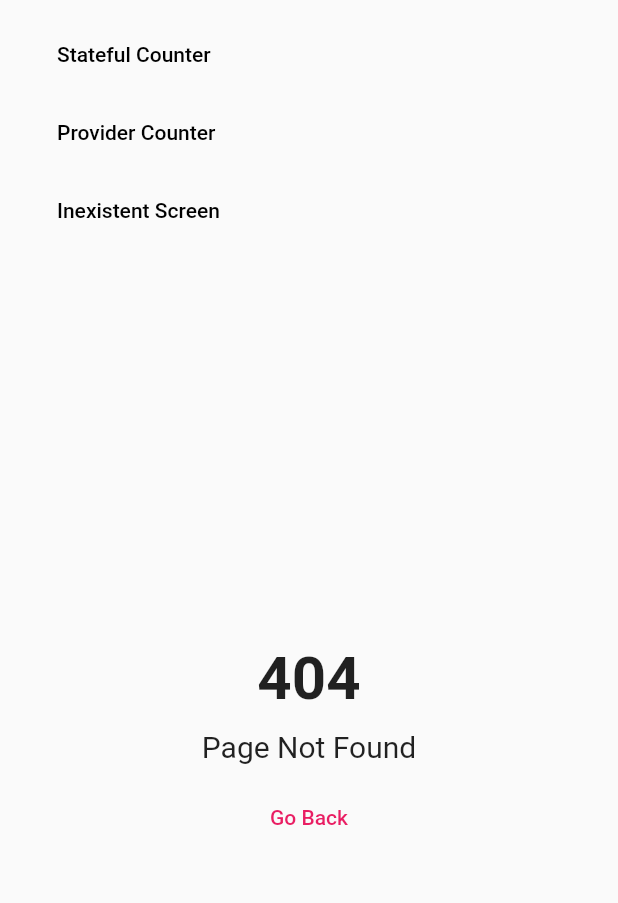
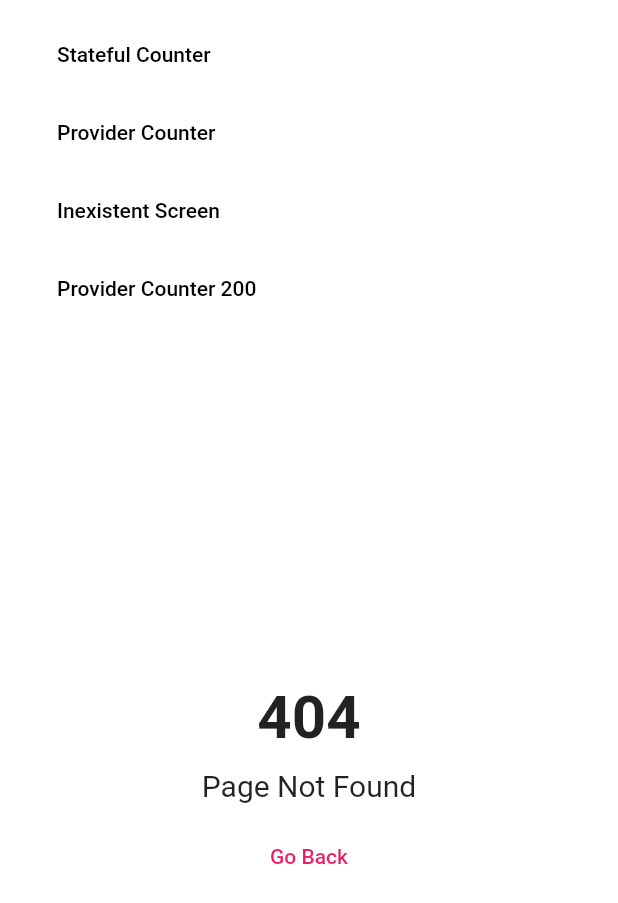
Before and after one commit to SantiagoGonzalezBigBang/flutter-web-bases-app, a Flutter app: the screen it shows after launch, after a tap on "Inexistent Screen", on a phone screen of 412 x 824 dp. Shown: the top 903 px of the screen. Run offline on Flutter 3.47's test engine with Material 2 defaults, Android fonts, the phone set to English and light mode, and no system bars; our stand-ins replace fluro, get_it.

Commit message:
Flutter Web App Finished: Fluro Package(Routes) - Routes Animations & Transitions - Not Found Page - Url segments - Read Urls - Url Querys - Multiples segments

```diff
--- a/lib/main.dart
+++ b/lib/main.dart
@@ -7,6 +7,7 @@ import 'package:bases_web/ui/services/services.dart';
 
 void main() {
   setupLocator();
+  Routes.configureRoutes();
   runApp(const MyApp());
 }
 
@@ -18,14 +19,17 @@ class MyApp extends StatelessWidget {
     return MaterialApp(
       debugShowCheckedModeBanner: false,
       title: 'Bases App',
-      initialRoute: '/stateful',
-      onGenerateRoute: Routes.onGenerateRoute,
+      initialRoute: '/',
+      onGenerateRoute: Routes.fluroRouter.generator,
       navigatorKey: locator<NavigatorService>().navigatorKey,
       builder: (BuildContext context, Widget? view) {
         return MainLayout(
           child: view ?? const SizedBox(),
         );
       },
+      theme: ThemeData.light().copyWith(
+        scaffoldBackgroundColor: Colors.white
+      ),
     );
   }
 }
--- a/lib/providers/counter_provider.dart
+++ b/lib/providers/counter_provider.dart
@@ -2,7 +2,13 @@ import 'package:flutter/material.dart';
 
 class CounterProvider extends ChangeNotifier {
 
-  int _counter = 0;
+  CounterProvider(String base) {
+    if (int.tryParse(base) != null) {
+      _counter = int.parse(base);
+    }
+  }
+
+  int _counter = 15;
 
   get counter => _counter;
 
--- /dev/null
+++ b/lib/routes/route_handlers.dart
@@ -0,0 +1,28 @@
+import 'package:fluro/fluro.dart';
+
+import 'package:bases_web/ui/views/views.dart';
+
+final Handler statefulCounterHandler = Handler(
+  handlerFunc: (context, parameters) {
+    // print(parameters['base']?[0]);
+    return CounterView(base: parameters['base']?.first ?? '5');
+  }
+);
+
+final Handler providerCounterHandler = Handler(
+  handlerFunc: (context, parameters) {
+    // print(parameters);
+    return CounterProviderView(base: parameters['q']?.first ?? '10');
+  }
+);
+
+final Handler dashboardUserHandler = Handler(
+  handlerFunc: (context, parameters) {
+    // print(parameters);
+    return const PageNotFoundView();
+  }
+);
+
+final Handler pageNotFoundHandler = Handler(
+  handlerFunc: (context, parameters) => const PageNotFoundView(),
+);
--- a/lib/routes/routes.dart
+++ b/lib/routes/routes.dart
@@ -1,42 +1,46 @@
-import 'package:flutter/cupertino.dart';
+import 'package:fluro/fluro.dart';
 
-import 'package:flutter/foundation.dart' show kIsWeb;
-import 'package:bases_web/ui/views/views.dart';
+import 'package:bases_web/routes/route_handlers.dart';
 
 class Routes {
 
-  static Route<dynamic> onGenerateRoute(RouteSettings routeSettings) {
-    switch (routeSettings.name) {
-      case '/stateful':
-        return _fadeRoute(child: const CounterView(), routeName: '/stateful');
-      case '/provider':
-        return _fadeRoute(child: const CounterProviderView(), routeName: '/provider');
-      default:
-        return _fadeRoute(child: const InexistentView(), routeName: '/inexistent');
-    }
-  }
+  static final FluroRouter fluroRouter = FluroRouter();
 
-  static PageRoute _fadeRoute({required Widget child, required String routeName}){
-    return PageRouteBuilder(
-      settings: RouteSettings(name: routeName),
-      transitionDuration: const Duration(milliseconds: 200),
-      transitionsBuilder: (context, animation, secondaryAnimation, child) {
-        if (kIsWeb) {
-          return FadeTransition(
-            opacity: animation,
-            child: child,
-          );
-        } else {
-          return CupertinoPageTransition(
-            primaryRouteAnimation: animation,
-            secondaryRouteAnimation: secondaryAnimation,
-            linearTransition: true,
-            child: child
-          );
-        }
-      },
-      // transitionsBuilder: (context, animation, secondaryAnimation, child) => child,
-      pageBuilder: (context, animation, secondaryAnimation) => child,
+  static void configureRoutes() {
+    //* Not Found Page Routes
+    fluroRouter.notFoundHandler = pageNotFoundHandler;
+
+    //* Default Routes
+    fluroRouter.define(
+      '/',
+      handler: statefulCounterHandler,
+      transitionType: TransitionType.fadeIn
+    );
+
+    //* Stateful Routes
+    fluroRouter.define(
+      '/stateful',
+      handler: statefulCounterHandler,
+      transitionType: TransitionType.fadeIn
+    );
+    fluroRouter.define(
+      '/stateful/:base',
+      handler: statefulCounterHandler,
+      transitionType: TransitionType.fadeIn
+    );
+
+    //* Provider Routes
+    fluroRouter.define(
+      '/provider',
+      handler: providerCounterHandler,
+      transitionType: TransitionType.fadeIn
+    );
+
+    //* Dashboard Users Routes
+    fluroRouter.define(
+      '/dashboard/users/:userid/:roleid',
+      handler: dashboardUserHandler,
+      transitionType: TransitionType.fadeIn
     );
   }
 
--- a/lib/ui/shared/custom_app_bar.dart
+++ b/lib/ui/shared/custom_app_bar.dart
@@ -10,7 +10,7 @@ class CustomAppBar extends StatelessWidget {
   @override
   Widget build(BuildContext context) {
     return LayoutBuilder(
-      builder: (BuildContext context, BoxConstraints constraints) => (constraints.maxWidth > 520)
+      builder: (BuildContext context, BoxConstraints constraints) => (constraints.maxWidth > 820)
         ? const _LargeAppBar()
         : const _MobileAppBar()
     );
@@ -47,6 +47,16 @@ class _LargeAppBar extends StatelessWidget {
           CustomFlatButton(
             text: 'Inexistent Screen',
             onPressed: () => locator<NavigatorService>().navigateTo('/inexistent'),
+            color: Colors.black,
+          ),
+          CustomFlatButton(
+            text: 'Stateful Counter 100',
+            onPressed: () => locator<NavigatorService>().navigateTo('/stateful/100'),
+            color: Colors.black,
+          ),
+          CustomFlatButton(
+            text: 'Provider Counter 200',
+            onPressed: () => locator<NavigatorService>().navigateTo('/provider?q=200'),
             color: Colors.black,
           ),
         ],
@@ -88,6 +98,12 @@ class _MobileAppBar extends StatelessWidget {
             onPressed: () => locator<NavigatorService>().navigateTo('/inexistent'),
             color: Colors.black,
           ),
+          const SizedBox(width: 10.0,),
+          CustomFlatButton(
+            text: 'Provider Counter 200',
+            onPressed: () => locator<NavigatorService>().navigateTo('/provider?q=200'),
+            color: Colors.black,
+          ),
         ],
       ),
     );
--- a/lib/ui/views/counter_provider_view.dart
+++ b/lib/ui/views/counter_provider_view.dart
@@ -7,12 +7,17 @@ import 'package:bases_web/providers/providers.dart';
 
 class CounterProviderView extends StatelessWidget {
 
-  const CounterProviderView({Key? key}) : super(key: key);
+  const CounterProviderView({
+    Key? key,
+    required this.base
+  }) : super(key: key);
+
+  final String base;
 
   @override
   Widget build(BuildContext context) {
     return ChangeNotifierProvider(
-      create: (context) => CounterProvider(),
+      create: (context) => CounterProvider(base),
       child: const _CounterProviderBody(),
     );
   }
--- a/lib/ui/views/counter_view.dart
+++ b/lib/ui/views/counter_view.dart
@@ -4,8 +4,11 @@ import 'package:bases_web/ui/shared/shared.dart';
 
 class CounterView extends StatefulWidget {
   const CounterView({
-    Key? key
+    Key? key,
+    required this.base
   }) : super(key: key);
+
+  final String base;
 
   @override
   State<CounterView> createState() => _CounterViewState();
@@ -13,7 +16,15 @@ class CounterView extends StatefulWidget {
 
 class _CounterViewState extends State<CounterView> {
 
-  int _counter = 0;
+  int _counter = 10;
+
+  @override
+  void initState() {
+    if (int.tryParse(widget.base) != null) {
+      _counter = int.parse(widget.base);
+    }
+    super.initState();
+  }
 
   @override
   Widget build(BuildContext context) {
--- a/lib/ui/views/inexistent_view.dart
+++ /dev/null
@@ -1,39 +0,0 @@
-import 'package:bases_web/ui/shared/custom_flat_button.dart';
-import 'package:flutter/material.dart';
-
-class InexistentView extends StatelessWidget {
-
-  const InexistentView({
-    Key? key
-  }) : super(key: key);
-
-  @override
-  Widget build(BuildContext context) {
-    return Center(
-      child: Column(
-        mainAxisAlignment: MainAxisAlignment.center,
-        children: [
-          const Text(
-            '404',
-            style: TextStyle(
-              fontSize: 40.0,
-              fontWeight: FontWeight.bold
-            ),
-          ),
-          const SizedBox(height: 10.0,),
-          const Text(
-            'Page Not Found',
-            style: TextStyle(
-              fontSize: 20.0,
-            ),
-          ),
-          const SizedBox(height: 10.0,),
-          CustomFlatButton(
-            text: 'Go Back',
-            onPressed: () => Navigator.pushReplacementNamed(context, '/stateful')
-          )
-        ],
-      )
-    );
-  }
-}
--- /dev/null
+++ b/lib/ui/views/page_not_found_view.dart
@@ -0,0 +1,45 @@
+import 'package:bases_web/locator.dart';
+import 'package:bases_web/ui/services/services.dart';
+import 'package:flutter/material.dart';
+
+import 'package:bases_web/ui/shared/custom_flat_button.dart';
+
+class PageNotFoundView extends StatelessWidget {
+
+  const PageNotFoundView({
+    Key? key
+  }) : super(key: key);
+
+  @override
+  Widget build(BuildContext context) {
+    return Container(
+      color: Colors.white,
+      child: Center(
+        child: Column(
+          mainAxisAlignment: MainAxisAlignment.center,
+          children: [
+            const Text(
+              '404',
+              style: TextStyle(
+                fontSize: 40.0,
+                fontWeight: FontWeight.bold
+              ),
+            ),
+            const SizedBox(height: 10.0,),
+            const Text(
+              'Page Not Found',
+              style: TextStyle(
+                fontSize: 20.0,
+              ),
+            ),
+            const SizedBox(height: 10.0,),
+            CustomFlatButton(
+              text: 'Go Back',
+              onPressed: () => locator<NavigatorService>().navigateTo('/stateful')
+            )
+          ],
+        )
+      ),
+    );
+  }
+}
--- a/lib/ui/views/views.dart
+++ b/lib/ui/views/views.dart
@@ -1,3 +1,3 @@
 export 'package:bases_web/ui/views/counter_provider_view.dart';
 export 'package:bases_web/ui/views/counter_view.dart';
-export 'package:bases_web/ui/views/inexistent_view.dart';
+export 'package:bases_web/ui/views/page_not_found_view.dart';
--- a/pubspec.yaml
+++ b/pubspec.yaml
@@ -28,6 +28,7 @@ environment:
 # versions available, run `flutter pub outdated`.
 dependencies:
   cupertino_icons: ^1.0.2
+  fluro: ^2.0.3
   flutter:
     sdk: flutter
   get_it: ^7.2.0
```
Also changed, not shown: pubspec.lock.
